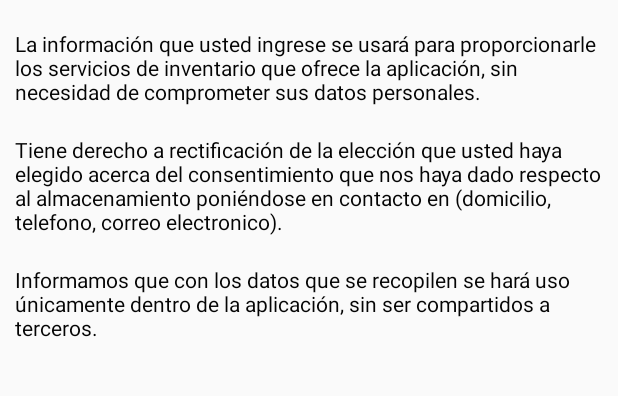
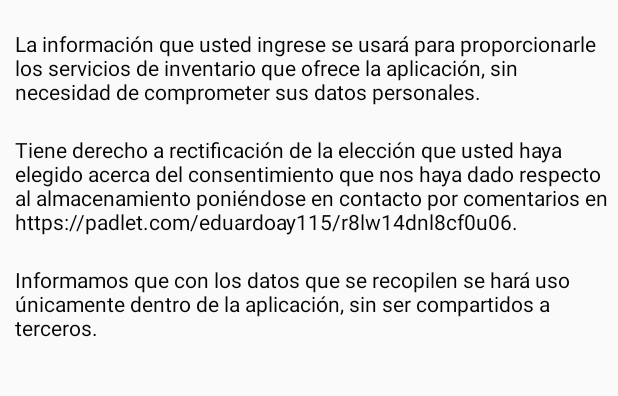
Before and after one commit to SPEKTRE115/ZTOREME_1, an Android app: the ActivityTerminos screen opened directly, with no data from a screen before it, on a phone screen of 412 x 824 dp, the part 192-588 px from its top. Run offline under Robolectric (Android 15) with nearby library versions, the phone set to English and light mode, and no system bars.

Commit message:
Términos y condiciones (correcciones)

```diff
--- a/app/src/main/res/layout/activity_main.xml
+++ b/app/src/main/res/layout/activity_main.xml
@@ -188,7 +188,7 @@
                 android:layout_height="wrap_content"
                 android:background="@drawable/style_border_edit_text"
                 android:backgroundTint="#000E53"
-                android:gravity="center|top"
+                android:gravity="center|center_horizontal|top|center_vertical"
                 android:orientation="vertical">
 
                 <ImageView
--- a/app/src/main/res/layout/activity_terminos.xml
+++ b/app/src/main/res/layout/activity_terminos.xml
@@ -90,7 +90,7 @@
                 android:layout_width="match_parent"
                 android:layout_height="wrap_content"
                 android:gravity="fill_horizontal|center_vertical"
-                android:text="Tiene derecho a rectificación de la elección que usted haya elegido acerca del consentimiento que nos haya dado respecto al almacenamiento poniéndose en contacto en (domicilio, telefono, correo electronico)."
+                android:text="Tiene derecho a rectificación de la elección que usted haya elegido acerca del consentimiento que nos haya dado respecto al almacenamiento poniéndose en contacto por comentarios en https://padlet.com/eduardoay115/r8lw14dnl8cf0u06."
                 android:textAlignment="gravity"
                 android:textColor="#040404" />
 
```
